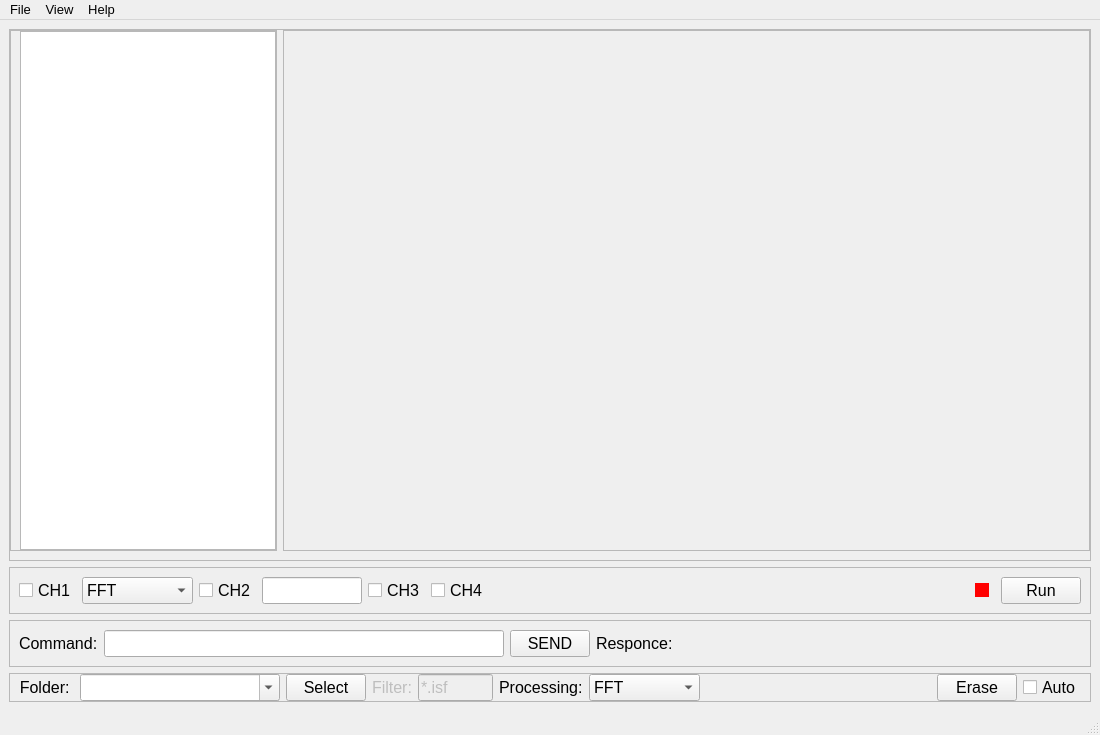
The window that Tectronix.ui (salinsalins/Tectronix) describes before a commit, drawn with Qt 5.
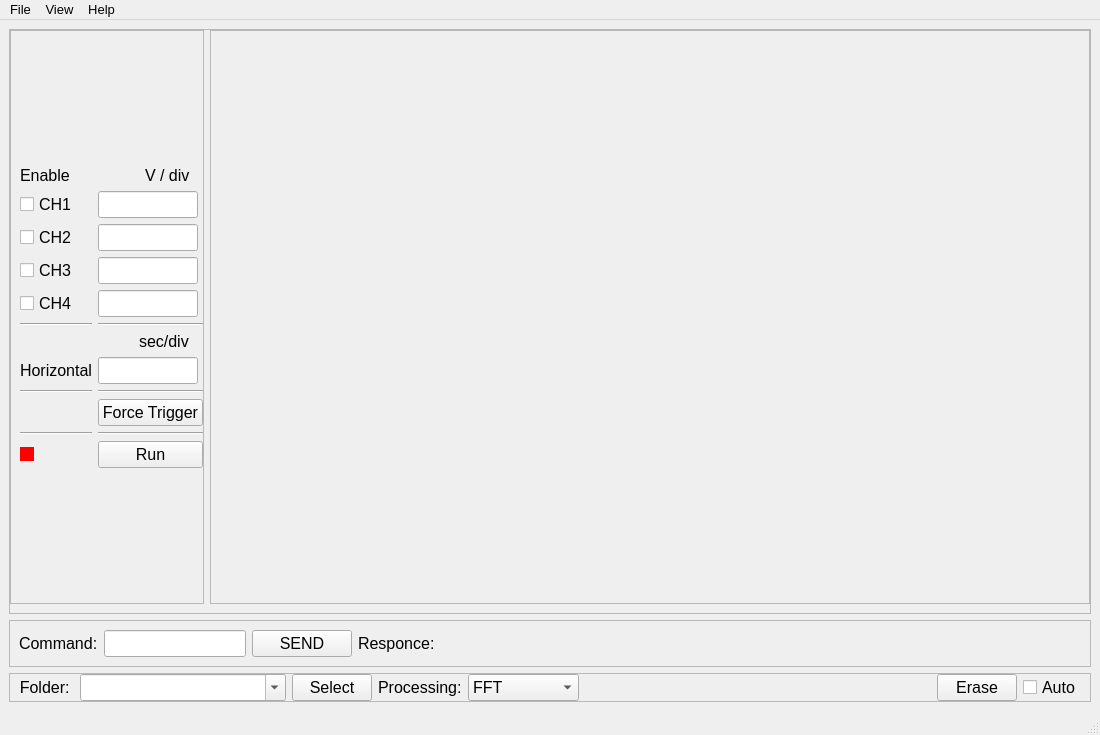
The same window after the commit.

```diff
--- a/Tectronix.ui
+++ b/Tectronix.ui
@@ -55,13 +55,19 @@
        </property>
        <item>
         <widget class="QFrame" name="frame_5">
+         <property name="sizePolicy">
+          <sizepolicy hsizetype="Preferred" vsizetype="Minimum">
+           <horstretch>0</horstretch>
+           <verstretch>0</verstretch>
+          </sizepolicy>
+         </property>
          <property name="frameShape">
           <enum>QFrame::StyledPanel</enum>
          </property>
          <property name="frameShadow">
           <enum>QFrame::Raised</enum>
          </property>
-         <layout class="QVBoxLayout" name="verticalLayout">
+         <layout class="QGridLayout" name="gridLayout">
           <property name="leftMargin">
            <number>9</number>
           </property>
@@ -74,184 +80,361 @@
           <property name="bottomMargin">
            <number>0</number>
           </property>
-          <item>
-           <widget class="QListWidget" name="listWidget">
+          <item row="3" column="2">
+           <widget class="QLineEdit" name="lineEdit_12">
             <property name="sizePolicy">
-             <sizepolicy hsizetype="Expanding" vsizetype="Expanding">
-              <horstretch>1</horstretch>
+             <sizepolicy hsizetype="Minimum" vsizetype="Fixed">
+              <horstretch>0</horstretch>
               <verstretch>0</verstretch>
              </sizepolicy>
             </property>
-            <property name="font">
-             <font>
-              <pointsize>14</pointsize>
-             </font>
+            <property name="maximumSize">
+             <size>
+              <width>100</width>
+              <height>16777215</height>
+             </size>
             </property>
-            <property name="alternatingRowColors">
+           </widget>
+          </item>
+          <item row="2" column="2">
+           <widget class="QLineEdit" name="lineEdit_11">
+            <property name="sizePolicy">
+             <sizepolicy hsizetype="Minimum" vsizetype="Fixed">
+              <horstretch>0</horstretch>
+              <verstretch>0</verstretch>
+             </sizepolicy>
+            </property>
+            <property name="maximumSize">
+             <size>
+              <width>100</width>
+              <height>16777215</height>
+             </size>
+            </property>
+           </widget>
+          </item>
+          <item row="4" column="0">
+           <widget class="QCheckBox" name="checkBox_3">
+            <property name="text">
+             <string>CH3</string>
+            </property>
+           </widget>
+          </item>
+          <item row="8" column="2">
+           <widget class="QLineEdit" name="lineEdit_15">
+            <property name="sizePolicy">
+             <sizepolicy hsizetype="Minimum" vsizetype="Fixed">
+              <horstretch>0</horstretch>
+              <verstretch>0</verstretch>
+             </sizepolicy>
+            </property>
+            <property name="maximumSize">
+             <size>
+              <width>100</width>
+              <height>16777215</height>
+             </size>
+            </property>
+           </widget>
+          </item>
+          <item row="9" column="2">
+           <widget class="Line" name="line_4">
+            <property name="orientation">
+             <enum>Qt::Horizontal</enum>
+            </property>
+           </widget>
+          </item>
+          <item row="6" column="2">
+           <widget class="Line" name="line_2">
+            <property name="orientation">
+             <enum>Qt::Horizontal</enum>
+            </property>
+           </widget>
+          </item>
+          <item row="6" column="0">
+           <widget class="Line" name="line">
+            <property name="orientation">
+             <enum>Qt::Horizontal</enum>
+            </property>
+           </widget>
+          </item>
+          <item row="12" column="2">
+           <widget class="QPushButton" name="pushButton_4">
+            <property name="text">
+             <string>Run</string>
+            </property>
+            <property name="checkable">
              <bool>true</bool>
             </property>
-            <property name="selectionMode">
-             <enum>QAbstractItemView::SingleSelection</enum>
+           </widget>
+          </item>
+          <item row="2" column="0">
+           <widget class="QCheckBox" name="checkBox_1">
+            <property name="text">
+             <string>CH1</string>
             </property>
            </widget>
           </item>
-         </layout>
-        </widget>
-       </item>
-       <item>
-        <widget class="QFrame" name="frame_3">
-         <property name="sizePolicy">
-          <sizepolicy hsizetype="Preferred" vsizetype="Preferred">
-           <horstretch>3</horstretch>
-           <verstretch>0</verstretch>
-          </sizepolicy>
-         </property>
-         <property name="frameShape">
-          <enum>QFrame::StyledPanel</enum>
-         </property>
-         <property name="frameShadow">
-          <enum>QFrame::Raised</enum>
-         </property>
-         <layout class="QVBoxLayout" name="verticalLayout_2">
-          <property name="leftMargin">
-           <number>0</number>
-          </property>
-          <property name="topMargin">
-           <number>0</number>
-          </property>
-          <property name="rightMargin">
-           <number>0</number>
-          </property>
-          <property name="bottomMargin">
-           <number>0</number>
-          </property>
-         </layout>
-        </widget>
-       </item>
-      </layout>
-     </widget>
-    </item>
-    <item>
-     <widget class="QFrame" name="frame_6">
-      <property name="frameShape">
-       <enum>QFrame::StyledPanel</enum>
-      </property>
-      <property name="frameShadow">
-       <enum>QFrame::Raised</enum>
-      </property>
-      <layout class="QHBoxLayout" name="horizontalLayout_4">
-       <item>
-        <widget class="QCheckBox" name="checkBox_1">
-         <property name="text">
-          <string>CH1</string>
-         </property>
-        </widget>
-       </item>
-       <item>
-        <widget class="QComboBox" name="comboBox_4">
-         <property name="sizePolicy">
-          <sizepolicy hsizetype="Minimum" vsizetype="Fixed">
-           <horstretch>0</horstretch>
-           <verstretch>0</verstretch>
-          </sizepolicy>
-         </property>
-         <property name="minimumSize">
-          <size>
-           <width>100</width>
-           <height>0</height>
-          </size>
-         </property>
-         <item>
-          <property name="text">
-           <string>FFT</string>
-          </property>
-         </item>
-         <item>
-          <property name="text">
-           <string>Cumulative</string>
-          </property>
-         </item>
-         <item>
-          <property name="text">
-           <string>Signal</string>
-          </property>
-         </item>
-        </widget>
-       </item>
-       <item>
-        <widget class="QCheckBox" name="checkBox_2">
-         <property name="text">
-          <string>CH2</string>
-         </property>
-        </widget>
-       </item>
-       <item>
-        <widget class="QLineEdit" name="lineEdit_3">
-         <property name="sizePolicy">
-          <sizepolicy hsizetype="Minimum" vsizetype="Fixed">
-           <horstretch>0</horstretch>
-           <verstretch>0</verstretch>
-          </sizepolicy>
-         </property>
-         <property name="maximumSize">
-          <size>
-           <width>100</width>
-           <height>16777215</height>
-          </size>
-         </property>
-        </widget>
-       </item>
-       <item>
-        <widget class="QCheckBox" name="checkBox_3">
-         <property name="text">
-          <string>CH3</string>
-         </property>
-        </widget>
-       </item>
-       <item>
-        <widget class="QCheckBox" name="checkBox_4">
-         <property name="text">
-          <string>CH4</string>
-         </property>
-        </widget>
-       </item>
-       <item>
-        <spacer name="horizontalSpacer_2">
-         <property name="orientation">
-          <enum>Qt::Horizontal</enum>
-         </property>
-         <property name="sizeHint" stdset="0">
-          <size>
-           <width>40</width>
-           <height>20</height>
-          </size>
-         </property>
-        </spacer>
-       </item>
-       <item>
-        <widget class="QCheckBox" name="checkBox_5">
-         <property name="enabled">
-          <bool>false</bool>
-         </property>
-         <property name="styleSheet">
-          <string notr="true">QCheckBox::indicator:unchecked {
+          <item row="5" column="0">
+           <widget class="QCheckBox" name="checkBox_4">
+            <property name="text">
+             <string>CH4</string>
+            </property>
+           </widget>
+          </item>
+          <item row="1" column="0">
+           <widget class="QLabel" name="label_9">
+            <property name="sizePolicy">
+             <sizepolicy hsizetype="Fixed" vsizetype="Fixed">
+              <horstretch>0</horstretch>
+              <verstretch>0</verstretch>
+             </sizepolicy>
+            </property>
+            <property name="minimumSize">
+             <size>
+              <width>0</width>
+              <height>0</height>
+             </size>
+            </property>
+            <property name="maximumSize">
+             <size>
+              <width>16777215</width>
+              <height>16777215</height>
+             </size>
+            </property>
+            <property name="text">
+             <string>Enable</string>
+            </property>
+            <property name="textFormat">
+             <enum>Qt::PlainText</enum>
+            </property>
+           </widget>
+          </item>
+          <item row="3" column="0">
+           <widget class="QCheckBox" name="checkBox_2">
+            <property name="text">
+             <string>CH2</string>
+            </property>
+           </widget>
+          </item>
+          <item row="4" column="2">
+           <widget class="QLineEdit" name="lineEdit_13">
+            <property name="sizePolicy">
+             <sizepolicy hsizetype="Minimum" vsizetype="Fixed">
+              <horstretch>0</horstretch>
+              <verstretch>0</verstretch>
+             </sizepolicy>
+            </property>
+            <property name="maximumSize">
+             <size>
+              <width>100</width>
+              <height>16777215</height>
+             </size>
+            </property>
+           </widget>
+          </item>
+          <item row="11" column="0">
+           <widget class="Line" name="line_6">
+            <property name="orientation">
+             <enum>Qt::Horizontal</enum>
+            </property>
+           </widget>
+          </item>
+          <item row="0" column="0">
+           <spacer name="verticalSpacer_2">
+            <property name="orientation">
+             <enum>Qt::Vertical</enum>
+            </property>
+            <property name="sizeHint" stdset="0">
+             <size>
+              <width>20</width>
+              <height>40</height>
+             </size>
+            </property>
+           </spacer>
+          </item>
+          <item row="9" column="0">
+           <widget class="Line" name="line_3">
+            <property name="orientation">
+             <enum>Qt::Horizontal</enum>
+            </property>
+           </widget>
+          </item>
+          <item row="1" column="2" alignment="Qt::AlignRight">
+           <widget class="QLabel" name="label_8">
+            <property name="sizePolicy">
+             <sizepolicy hsizetype="Fixed" vsizetype="Fixed">
+              <horstretch>0</horstretch>
+              <verstretch>0</verstretch>
+             </sizepolicy>
+            </property>
+            <property name="minimumSize">
+             <size>
+              <width>0</width>
+              <height>0</height>
+             </size>
+            </property>
+            <property name="maximumSize">
+             <size>
+              <width>16777215</width>
+              <height>16777215</height>
+             </size>
+            </property>
+            <property name="text">
+             <string>V / div   </string>
+            </property>
+            <property name="textFormat">
+             <enum>Qt::PlainText</enum>
+            </property>
+           </widget>
+          </item>
+          <item row="11" column="2">
+           <widget class="Line" name="line_5">
+            <property name="orientation">
+             <enum>Qt::Horizontal</enum>
+            </property>
+           </widget>
+          </item>
+          <item row="13" column="2">
+           <spacer name="verticalSpacer">
+            <property name="orientation">
+             <enum>Qt::Vertical</enum>
+            </property>
+            <property name="sizeHint" stdset="0">
+             <size>
+              <width>20</width>
+              <height>40</height>
+             </size>
+            </property>
+           </spacer>
+          </item>
+          <item row="10" column="2">
+           <widget class="QPushButton" name="pushButton_5">
+            <property name="text">
+             <string>Force Trigger</string>
+            </property>
+            <property name="checkable">
+             <bool>true</bool>
+            </property>
+           </widget>
+          </item>
+          <item row="5" column="2">
+           <widget class="QLineEdit" name="lineEdit_14">
+            <property name="sizePolicy">
+             <sizepolicy hsizetype="Minimum" vsizetype="Fixed">
+              <horstretch>0</horstretch>
+              <verstretch>0</verstretch>
+             </sizepolicy>
+            </property>
+            <property name="maximumSize">
+             <size>
+              <width>100</width>
+              <height>16777215</height>
+             </size>
+            </property>
+           </widget>
+          </item>
+          <item row="8" column="0">
+           <widget class="QLabel" name="label_7">
+            <property name="sizePolicy">
+             <sizepolicy hsizetype="Fixed" vsizetype="Fixed">
+              <horstretch>0</horstretch>
+              <verstretch>0</verstretch>
+             </sizepolicy>
+            </property>
+            <property name="minimumSize">
+             <size>
+              <width>0</width>
+              <height>0</height>
+             </size>
+            </property>
+            <property name="maximumSize">
+             <size>
+              <width>16777215</width>
+              <height>16777215</height>
+             </size>
+            </property>
+            <property name="text">
+             <string>Horizontal</string>
+            </property>
+            <property name="textFormat">
+             <enum>Qt::PlainText</enum>
+            </property>
+           </widget>
+          </item>
+          <item row="12" column="0">
+           <widget class="QCheckBox" name="checkBox_5">
+            <property name="enabled">
+             <bool>false</bool>
+            </property>
+            <property name="styleSheet">
+             <string notr="true">QCheckBox::indicator:unchecked {
    background-color: red;
 }
 </string>
-         </property>
-         <property name="text">
-          <string/>
-         </property>
+            </property>
+            <property name="text">
+             <string/>
+            </property>
+           </widget>
+          </item>
+          <item row="7" column="2" alignment="Qt::AlignRight">
+           <widget class="QLabel" name="label_10">
+            <property name="sizePolicy">
+             <sizepolicy hsizetype="Fixed" vsizetype="Fixed">
+              <horstretch>0</horstretch>
+              <verstretch>0</verstretch>
+             </sizepolicy>
+            </property>
+            <property name="minimumSize">
+             <size>
+              <width>0</width>
+              <height>0</height>
+             </size>
+            </property>
+            <property name="maximumSize">
+             <size>
+              <width>16777215</width>
+              <height>16777215</height>
+             </size>
+            </property>
+            <property name="text">
+             <string>sec/div   </string>
+            </property>
+            <property name="textFormat">
+             <enum>Qt::PlainText</enum>
+            </property>
+           </widget>
+          </item>
+         </layout>
         </widget>
        </item>
        <item>
-        <widget class="QPushButton" name="pushButton_4">
-         <property name="text">
-          <string>Run</string>
+        <widget class="QFrame" name="frame_3">
+         <property name="sizePolicy">
+          <sizepolicy hsizetype="Expanding" vsizetype="Expanding">
+           <horstretch>3</horstretch>
+           <verstretch>0</verstretch>
+          </sizepolicy>
          </property>
-         <property name="checkable">
-          <bool>true</bool>
+         <property name="frameShape">
+          <enum>QFrame::StyledPanel</enum>
          </property>
+         <property name="frameShadow">
+          <enum>QFrame::Raised</enum>
+         </property>
+         <layout class="QVBoxLayout" name="verticalLayout_2">
+          <property name="leftMargin">
+           <number>0</number>
+          </property>
+          <property name="topMargin">
+           <number>0</number>
+          </property>
+          <property name="rightMargin">
+           <number>0</number>
+          </property>
+          <property name="bottomMargin">
+           <number>0</number>
+          </property>
+         </layout>
         </widget>
        </item>
       </layout>
@@ -259,13 +442,37 @@
     </item>
     <item>
      <widget class="QFrame" name="frame_7">
+      <property name="sizePolicy">
+       <sizepolicy hsizetype="Expanding" vsizetype="Preferred">
+        <horstretch>0</horstretch>
+        <verstretch>0</verstretch>
+       </sizepolicy>
+      </property>
+      <property name="minimumSize">
+       <size>
+        <width>0</width>
+        <height>0</height>
+       </size>
+      </property>
+      <property name="maximumSize">
+       <size>
+        <width>16777215</width>
+        <height>16777215</height>
+       </size>
+      </property>
+      <property name="baseSize">
+       <size>
+        <width>100</width>
+        <height>70</height>
+       </size>
+      </property>
       <property name="frameShape">
        <enum>QFrame::StyledPanel</enum>
       </property>
       <property name="frameShadow">
        <enum>QFrame::Raised</enum>
       </property>
-      <layout class="QHBoxLayout" name="horizontalLayout_5" stretch="1,2,0,1,1">
+      <layout class="QHBoxLayout" name="horizontalLayout_5" stretch="0,0,0,0,0">
        <item>
         <widget class="QLabel" name="label_4">
          <property name="sizePolicy">
@@ -282,14 +489,20 @@
        <item>
         <widget class="QLineEdit" name="lineEdit_2">
          <property name="sizePolicy">
-          <sizepolicy hsizetype="Minimum" vsizetype="Fixed">
+          <sizepolicy hsizetype="Fixed" vsizetype="Minimum">
            <horstretch>0</horstretch>
            <verstretch>0</verstretch>
           </sizepolicy>
          </property>
+         <property name="minimumSize">
+          <size>
+           <width>100</width>
+           <height>0</height>
+          </size>
+         </property>
          <property name="maximumSize">
           <size>
-           <width>400</width>
+           <width>16777215</width>
            <height>16777215</height>
           </size>
          </property>
@@ -298,11 +511,23 @@
        <item>
         <widget class="QPushButton" name="pushButton_3">
          <property name="sizePolicy">
-          <sizepolicy hsizetype="Fixed" vsizetype="Preferred">
+          <sizepolicy hsizetype="Fixed" vsizetype="Minimum">
            <horstretch>0</horstretch>
            <verstretch>0</verstretch>
           </sizepolicy>
          </property>
+         <property name="minimumSize">
+          <size>
+           <width>100</width>
+           <height>0</height>
+          </size>
+         </property>
+         <property name="maximumSize">
+          <size>
+           <width>100</width>
+           <height>75</height>
+          </size>
+         </property>
          <property name="font">
           <font>
            <pointsize>12</pointsize>
@@ -316,11 +541,23 @@
        <item>
         <widget class="QLabel" name="label_5">
          <property name="sizePolicy">
-          <sizepolicy hsizetype="Fixed" vsizetype="Preferred">
+          <sizepolicy hsizetype="Fixed" vsizetype="Fixed">
            <horstretch>0</horstretch>
            <verstretch>0</verstretch>
           </sizepolicy>
          </property>
+         <property name="minimumSize">
+          <size>
+           <width>0</width>
+           <height>0</height>
+          </size>
+         </property>
+         <property name="maximumSize">
+          <size>
+           <width>16777215</width>
+           <height>16777215</height>
+          </size>
+         </property>
          <property name="text">
           <string>Responce:</string>
          </property>
@@ -331,6 +568,24 @@
        </item>
        <item>
         <widget class="QLabel" name="label_6">
+         <property name="sizePolicy">
+          <sizepolicy hsizetype="Expanding" vsizetype="Fixed">
+           <horstretch>0</horstretch>
+           <verstretch>0</verstretch>
+          </sizepolicy>
+         </property>
+         <property name="minimumSize">
+          <size>
+           <width>70</width>
+           <height>0</height>
+          </size>
+         </property>
+         <property name="maximumSize">
+          <size>
+           <width>16777215</width>
+           <height>16777215</height>
+          </size>
+         </property>
          <property name="text">
           <string/>
          </property>
@@ -454,59 +709,6 @@
          </layout>
         </widget>
        </item>
-       <item>
-        <widget class="QLabel" name="label">
-         <property name="enabled">
-          <bool>false</bool>
-         </property>
-         <property name="sizePolicy">
-          <sizepolicy hsizetype="Fixed" vsizetype="Preferred">
-           <horstretch>0</horstretch>
-           <verstretch>0</verstretch>
-          </sizepolicy>
-         </property>
-         <property name="text">
-          <string>Filter:</string>
-         </property>
-        </widget>
-       </item>
-       <item>
-        <widget class="QLineEdit" name="lineEdit">
-         <property name="enabled">
-          <bool>false</bool>
-         </property>
-         <property name="sizePolicy">
-          <sizepolicy hsizetype="Maximum" vsizetype="Preferred">
-           <horstretch>0</horstretch>
-           <verstretch>0</verstretch>
-          </sizepolicy>
-         </property>
-         <property name="minimumSize">
-          <size>
-           <width>75</width>
-           <height>0</height>
-          </size>
-         </property>
-         <property name="maximumSize">
-          <size>
-           <width>75</width>
-           <height>16777215</height>
-          </size>
-         </property>
-         <property name="baseSize">
-          <size>
-           <width>75</width>
-           <height>0</height>
-          </size>
-         </property>
-         <property name="text">
-          <string>*.isf</string>
-         </property>
-         <property name="cursorPosition">
-          <number>0</number>
-         </property>
-        </widget>
-       </item>
        <item>
         <widget class="QLabel" name="label_2">
          <property name="sizePolicy">
```
Left out of the diff: 16 changed lines with no effect on the pictures.
